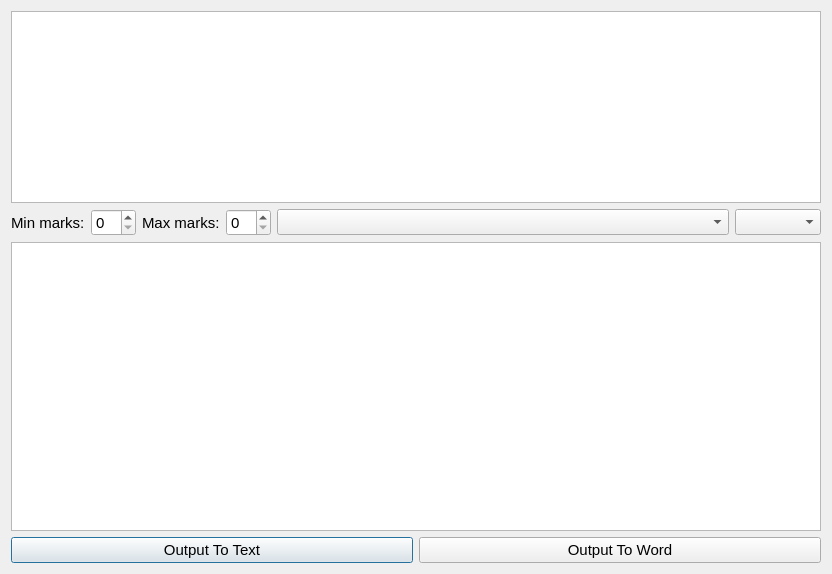
Qt form QT/ExamPaperGenerator.ui (Daniel-CG-Wright/ExamPaperProject) before a commit.
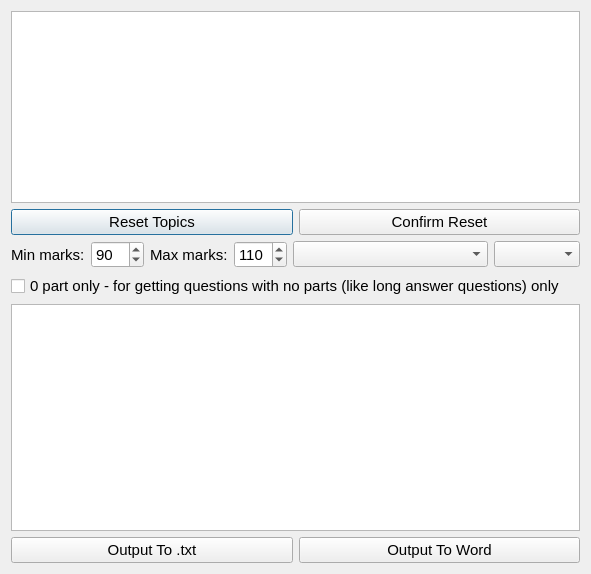
The same form after that commit.

Commit message: Preparing for question paper generator, and also created a parent question class. However, I don't know how I will perform both __init__()s so might not use it yet.

What changed in the file:
```diff
--- a/QT/ExamPaperGenerator.ui
+++ b/QT/ExamPaperGenerator.ui
@@ -6,7 +6,7 @@
    <rect>
     <x>0</x>
     <y>0</y>
-    <width>832</width>
+    <width>591</width>
     <height>574</height>
    </rect>
   </property>
@@ -40,6 +40,24 @@
      </property>
     </widget>
    </item>
+   <item>
+    <layout class="QHBoxLayout" name="horizontalLayout_3">
+     <item>
+      <widget class="QPushButton" name="pbResetTopics">
+       <property name="text">
+        <string>Reset Topics</string>
+       </property>
+      </widget>
+     </item>
+     <item>
+      <widget class="QPushButton" name="pbConfirmResetTopics">
+       <property name="text">
+        <string>Confirm Reset</string>
+       </property>
+      </widget>
+     </item>
+    </layout>
+   </item>
    <item>
     <layout class="QHBoxLayout" name="horizontalLayout" stretch="0,0,0,0,1,0">
      <item>
@@ -50,7 +68,17 @@
       </widget>
      </item>
      <item>
-      <widget class="QSpinBox" name="sbMax"/>
+      <widget class="QSpinBox" name="sbMax">
+       <property name="minimum">
+        <number>10</number>
+       </property>
+       <property name="maximum">
+        <number>150</number>
+       </property>
+       <property name="value">
+        <number>90</number>
+       </property>
+      </widget>
      </item>
      <item>
       <widget class="QLabel" name="lMax">
@@ -60,7 +88,17 @@
       </widget>
      </item>
      <item>
-      <widget class="QSpinBox" name="sbMin"/>
+      <widget class="QSpinBox" name="sbMin">
+       <property name="minimum">
+        <number>10</number>
+       </property>
+       <property name="maximum">
+        <number>200</number>
+       </property>
+       <property name="value">
+        <number>110</number>
+       </property>
+      </widget>
      </item>
      <item>
       <widget class="QComboBox" name="cbComponent"/>
@@ -70,6 +108,13 @@
      </item>
     </layout>
    </item>
+   <item>
+    <widget class="QCheckBox" name="checkBox0Part">
+     <property name="text">
+      <string>0 part only - for getting questions with no parts (like long answer questions) only</string>
+     </property>
+    </widget>
+   </item>
    <item>
     <widget class="QTextEdit" name="teOutput"/>
    </item>
@@ -78,7 +123,7 @@
      <item>
       <widget class="QPushButton" name="pbOutputTxt">
        <property name="text">
-        <string>Output To Text</string>
+        <string>Output To .txt</string>
        </property>
       </widget>
      </item>
```
The commit also changes 2 other files.
